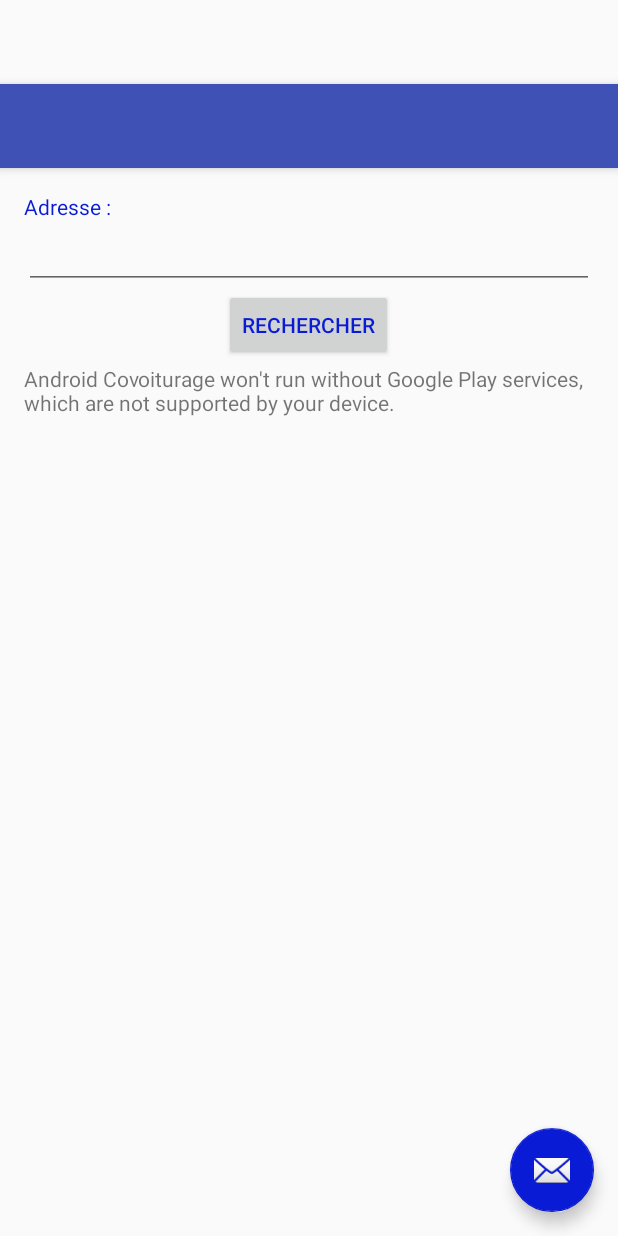
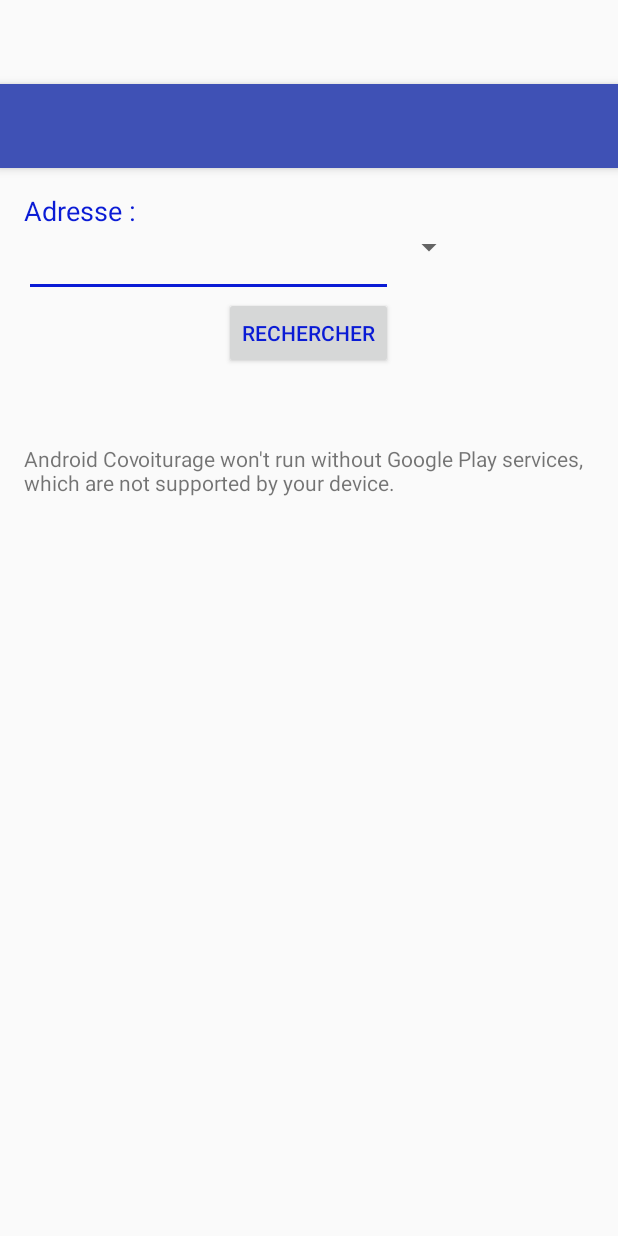
Before and after one commit to jollier/AndroidCovoiturage, an Android app: the layout app_bar_main.xml on its own in the app's theme, with its tools: preview values and no code run, on a phone screen of 412 x 824 dp. Run offline under Robolectric (Android 15) with nearby library versions, the phone set to English and light mode, and no system bars.

Commit message:
commit JC

```diff
--- a/app/src/main/res/layout/app_bar_main.xml
+++ b/app/src/main/res/layout/app_bar_main.xml
@@ -23,12 +23,4 @@
 
     <include layout="@layout/content_main" />
 
-    <android.support.design.widget.FloatingActionButton
-        android:id="@+id/fab"
-        android:layout_width="wrap_content"
-        android:layout_height="wrap_content"
-        android:layout_gravity="bottom|end"
-        android:layout_margin="@dimen/fab_margin"
-        android:src="@android:drawable/ic_dialog_email" />
-
 </android.support.design.widget.CoordinatorLayout>
--- a/app/src/main/res/layout/content_main.xml
+++ b/app/src/main/res/layout/content_main.xml
@@ -19,7 +19,7 @@
         android:layout_alignParentTop="true"
         android:layout_alignParentStart="true"
         android:textColor="#0a1bd5"
-        android:textSize="14dp"
+        android:textSize="18dp"
         android:id="@+id/textView2" />
 
     <EditText
@@ -27,14 +27,23 @@
         android:layout_height="wrap_content"
         android:inputType="textPostalAddress"
         android:ems="10"
-        android:id="@+id/editText"
+        android:id="@+id/editDepart"
         android:layout_below="@+id/textView2"
-        android:layout_alignParentEnd="true"
-        android:layout_toEndOf="@+id/textView2"
         android:layout_alignParentStart="true"
         android:textColor="#0a1bd5"
+        android:focusable="true"
         android:focusableInTouchMode="true"
-        android:focusable="false" />
+        android:layout_alignEnd="@+id/button" />
+
+    <Spinner
+        android:layout_width="wrap_content"
+        android:layout_height="wrap_content"
+        android:id="@+id/rayon"
+        android:textAlignment="center"
+        android:textColor="#0a1bd5"
+        android:layout_toEndOf="@+id/button"
+        android:spinnerMode="dialog"
+        android:layout_alignTop="@+id/editDepart" />
 
     <Button
         style="?android:attr/buttonStyleSmall"
@@ -42,20 +51,21 @@
         android:layout_height="wrap_content"
         android:text="Rechercher"
         android:id="@+id/button"
-        android:layout_below="@+id/editText"
-        android:layout_centerHorizontal="true"
         android:textColor="#0a1bd5"
         android:focusable="true"
-        android:focusableInTouchMode="true" />
+        android:focusableInTouchMode="false"
+        android:layout_below="@+id/editDepart"
+        android:layout_centerHorizontal="true" />
 
     <RelativeLayout
         android:layout_width="match_parent"
         android:layout_height="match_parent"
-        android:layout_below="@+id/editText"
+        android:layout_below="@+id/button"
         android:layout_alignParentStart="false"
         android:layout_marginTop="50dp"
         android:layout_alignParentEnd="false"
-        android:layout_marginBottom="50dp">
+        android:layout_marginBottom="50dp"
+        android:id="@+id/relativeLayout">
 
         <fragment
             android:id="@+id/map"
```
Also changed, not shown: app/src/main/java/com/fousduvolant/androidcovoiturage/FousDuVolant.java (+98 -13 lines), 1 other file.
